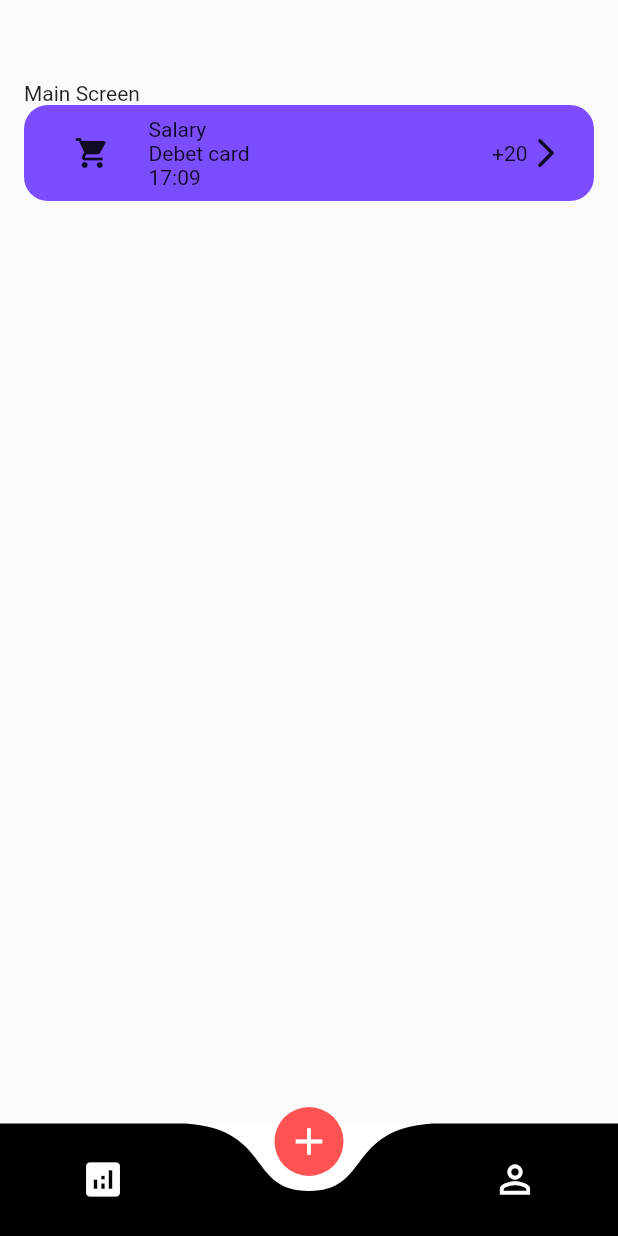
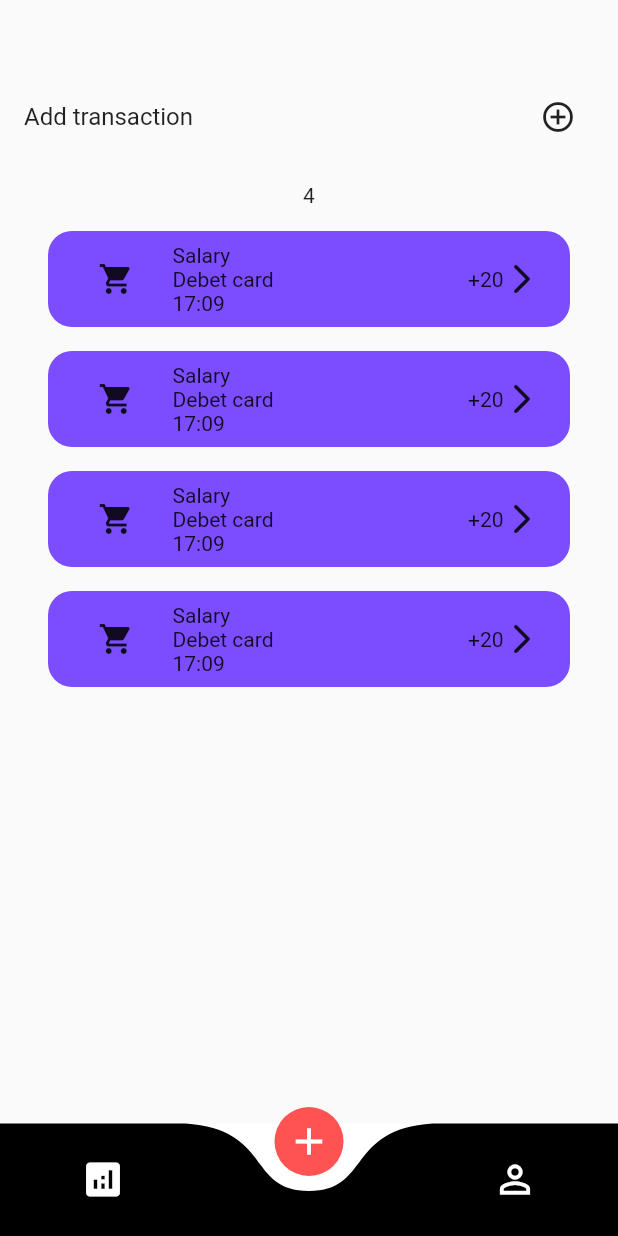
Before and after one commit to Dru1DD/moneth-flutter, a Flutter app: the HomeScreen screen opened by its route, on a phone screen of 412 x 824 dp. Run offline on Flutter 3.47's test engine with Material 2 defaults, Android fonts, the phone set to English and light mode, and no system bars; drawn by our look-alikes of curved_navigation_bar; our stand-ins replace firebase_auth, firebase_core, flutter_dotenv, go_router; accounts and stored records are empty.

Commit message:
feat: add dotenv and wrap all of firebase variables into env and add exampled listView

```diff
--- a/lib/main.dart
+++ b/lib/main.dart
@@ -1,10 +1,14 @@
 import 'package:flutter/material.dart';
 import 'package:firebase_core/firebase_core.dart';
+import 'package:flutter_dotenv/flutter_dotenv.dart';
 import 'package:flutter_application_1/router/router.dart';
 import 'firebase_options.dart';
 
-void main() async {
+Future<void> main() async {
+  await dotenv.load(fileName: '.env');
+
   WidgetsFlutterBinding.ensureInitialized();
+
   await Firebase.initializeApp(
     options: DefaultFirebaseOptions.currentPlatform,
   );
--- a/lib/screens/home/main_screen.dart
+++ b/lib/screens/home/main_screen.dart
@@ -1,29 +1,139 @@
 import 'package:flutter/material.dart';
 import 'package:flutter_application_1/widgets/widgets.dart';
 
-class MainScreen extends StatelessWidget {
+const transactionExample = [
+  {
+    'incomeType': 'Salary',
+    'cardType': 'Debet card',
+    'transactionType': '+',
+    'transactionTime': '17:09',
+    'amount': 20,
+    'icon': Icons.arrow_forward_ios_rounded,
+    'transactionIcon': Icons.shopping_cart,
+  },
+  {
+    'incomeType': 'Salary',
+    'cardType': 'Debet card',
+    'transactionType': '+',
+    'transactionTime': '17:09',
+    'amount': 20,
+    'icon': Icons.arrow_forward_ios_rounded,
+    'transactionIcon': Icons.shopping_cart,
+  },
+  {
+    'incomeType': 'Salary',
+    'cardType': 'Debet card',
+    'transactionType': '+',
+    'transactionTime': '17:09',
+    'amount': 20,
+    'icon': Icons.arrow_forward_ios_rounded,
+    'transactionIcon': Icons.shopping_cart,
+  },
+  {
+    'incomeType': 'Salary',
+    'cardType': 'Debet card',
+    'transactionType': '+',
+    'transactionTime': '17:09',
+    'amount': 20,
+    'icon': Icons.arrow_forward_ios_rounded,
+    'transactionIcon': Icons.shopping_cart,
+  },
+];
+
+class MainScreen extends StatefulWidget {
   const MainScreen({super.key});
 
   @override
+  State<MainScreen> createState() => _MainScreenState();
+}
+
+class _MainScreenState extends State<MainScreen> {
+  List transactionList = [];
+
+  @override
+  void initState() {
+    transactionList.addAll(transactionExample);
+    super.initState();
+  }
+
+  @override
+  void dispose() {
+    super.dispose();
+  }
+
+  void _iconPressHandler() {
+    final transactionData = {
+      'incomeType': 'Salary',
+      'cardType': 'Debet card',
+      'transactionType': '+',
+      'transactionTime': '17:09',
+      'amount': 20,
+      'icon': Icons.arrow_forward_ios_rounded,
+      'transactionIcon': Icons.shopping_cart,
+    };
+
+    setState(() {
+      transactionList.add(transactionData);
+    });
+  }
+
+  @override
   Widget build(BuildContext context) {
-    return Padding(
-      padding: const EdgeInsets.all(16.0),
-      child: Center(
-        child: ListView(
-          padding: const EdgeInsets.only(top: 20.0),
-          children: const [
-            SizedBox(height: 18),
-            Text('Main Screen'),
-            TransactionItem(
-              incomeType: 'Salary',
-              cardType: 'Debet card',
-              transactionType: '+',
-              transactionTime: '17:09',
-              amount: 20,
-              icon: Icons.arrow_forward_ios_rounded,
-              transactionIcon: Icons.shopping_cart,
+    return SingleChildScrollView(
+      child: Padding(
+        padding: const EdgeInsets.all(16.0),
+        child: Center(
+          child: Padding(
+            padding: const EdgeInsets.only(top: 20.0),
+            child: Column(
+              children: [
+                const SizedBox(height: 18),
+                Row(
+                  mainAxisAlignment: MainAxisAlignment.spaceBetween,
+                  children: [
+                    const Text(
+                      'Add transaction',
+                      style: TextStyle(
+                        fontSize: 16,
+                      ),
+                    ),
+                    IconButton(
+                      onPressed: _iconPressHandler,
+                      icon: const Icon(
+                        Icons.add_circle_outline,
+                        color: Colors.black87,
+                      ),
+                    ),
+                  ],
+                ),
+                const SizedBox(height: 20),
+                Text(transactionList.length.toString()),
+                ListView.builder(
+                  scrollDirection: Axis.vertical,
+                  shrinkWrap: true,
+                  itemCount: transactionList.length,
+                  padding: const EdgeInsets.all(8),
+                  itemBuilder: (BuildContext context, int index) {
+                    return Padding(
+                      padding: const EdgeInsets.all(8.0),
+                      child: TransactionItem(
+                        incomeType: transactionList[index]['incomeType'],
+                        cardType: transactionList[index]['cardType'],
+                        transactionType: transactionList[index]
+                            ['transactionType'],
+                        transactionTime: transactionList[index]
+                            ['transactionTime'],
+                        transactionIcon: transactionList[index]
+                            ['transactionIcon'],
+                        amount: transactionList[index]['amount'],
+                        icon: transactionList[index]['icon'],
+                      ),
+                    );
+                  },
+                ),
+              ],
             ),
-          ],
+          ),
         ),
       ),
     );
--- a/pubspec.yaml
+++ b/pubspec.yaml
@@ -42,6 +42,7 @@ dependencies:
   auto_size_text: ^3.0.0
   curved_navigation_bar: ^1.0.3
   go_router: ^6.0.7
+  flutter_dotenv: ^5.0.2
 
 dev_dependencies:
   flutter_test:
@@ -66,9 +67,8 @@ flutter:
   uses-material-design: true
 
   # To add assets to your application, add an assets section, like this:
-  # assets:
-  #   - images/a_dot_burr.jpeg
-  #   - images/a_dot_ham.jpeg
+  assets:
+    - .env
 
   # An image asset can refer to one or more resolution-specific "variants", see
   # https://flutter.dev/assets-and-images/#resolution-aware
```
Also changed, not shown: lib/firebase_options.dart, pubspec.lock, 2 other files.
